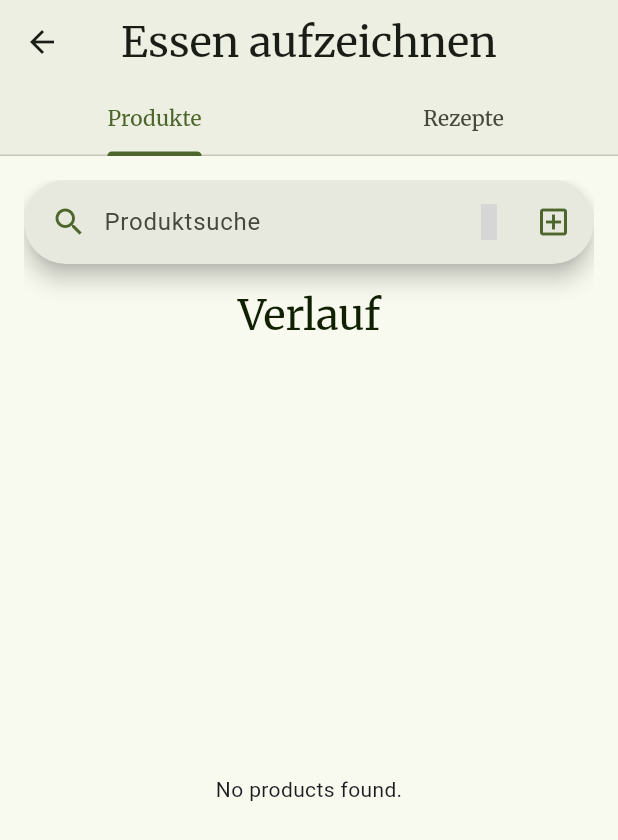
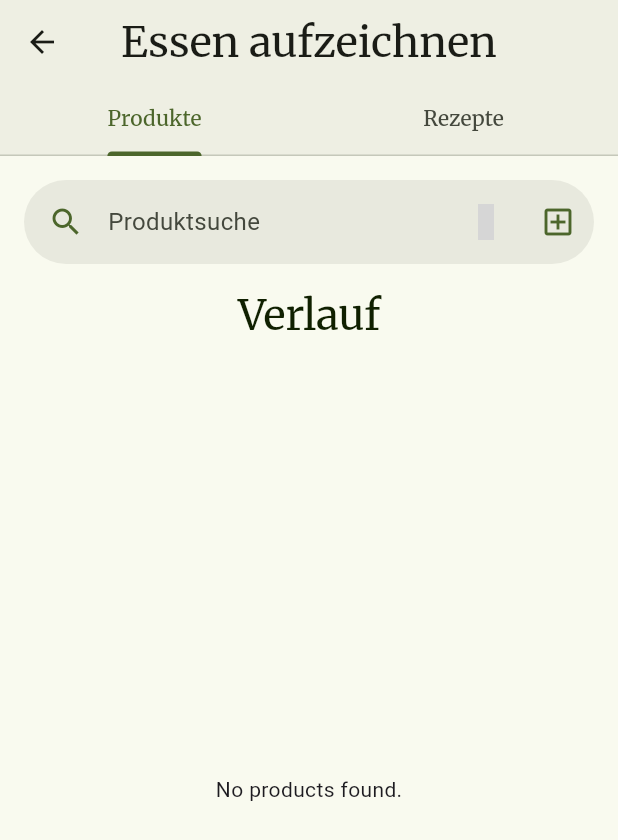
Before and after one commit to Looby72/food_tracker, a Flutter app: the screen it shows after launch, after a tap on the "add" icon, on a phone screen of 412 x 824 dp. Shown: the top 840 px of the screen. Run offline on Flutter 3.47's test engine with Material 3 defaults, Android fonts, the phone set to English and light mode, and no system bars; drawn by our look-alikes of dynamic_color; our stand-ins replace google_fonts, material_symbols_icons, shared_preferences; missing offline and left inert: barcode_scan2, openfoodfacts; generated files the repository leaves out were written again; grey boxes are pictures that could not be loaded.

Commit message:
feature(search-bar): Start building the searchbar view from scratch

```diff
--- a/lib/ui/widgets/search_bar_widget.dart
+++ b/lib/ui/widgets/search_bar_widget.dart
@@ -27,26 +27,78 @@ class _ProductSearchState extends State<ProductSearch> {
     _debouncedSearch = _debounce<Iterable<Product>?, String>(queryByName);
   }
 
+  // @override
+  // Widget build(BuildContext context) {
+  //   return SearchAnchor(
+  //       viewHintText: 'Produktsuche',
+  //       isFullScreen: true,
+  //       builder: (BuildContext context, SearchController controller) {
+  //         return _buildSearchBar(context, controller);
+  //       },
+  //       viewBuilder: (Iterable<Widget> suggestions) {
+  //         return _buildView(suggestions);
+  //       },
+  //       suggestionsBuilder:
+  //           (BuildContext context, SearchController controller) {
+  //         if (controller.text.isNotEmpty) {
+  //           return _getSuggestions(controller);
+  //         } else {
+  //           // we could return a list of recent searches here
+  //           return const <Widget>[];
+  //         }
+  //       });
+  // }
+
   @override
   Widget build(BuildContext context) {
-    return SearchAnchor(
-        viewHintText: 'Produktsuche',
-        isFullScreen: true,
-        builder: (BuildContext context, SearchController controller) {
-          return _buildSearchBar(context, controller);
-        },
-        viewBuilder: (Iterable<Widget> suggestions) {
-          return _buildView(suggestions);
-        },
-        suggestionsBuilder:
-            (BuildContext context, SearchController controller) {
-          if (controller.text.isNotEmpty) {
-            return _getSuggestions(controller);
-          } else {
-            // we could return a list of recent searches here
-            return const <Widget>[];
-          }
-        });
+    return SizedBox(
+        height: 56.0,
+        child: InkWell(
+          borderRadius: BorderRadius.circular(32.0),
+          /*onTap: () {
+          Navigator.pushNamed(context, Routes.search);
+        },*/
+          child: Container(
+              decoration: BoxDecoration(
+                color: Theme.of(context).colorScheme.surfaceContainerHigh,
+                borderRadius: BorderRadius.circular(32.0),
+              ),
+              child: Row(
+                children: [
+                  Expanded(
+                      child: Row(
+                    children: [
+                      Padding(
+                        padding: const EdgeInsets.only(left: 16.0),
+                        child: Icon(Icons.search,
+                            color: Theme.of(context).colorScheme.primary),
+                      ),
+                      Padding(
+                        padding: const EdgeInsets.only(left: 16.0),
+                        child: Text('Produktsuche',
+                            style: TextStyle(
+                                color: Theme.of(context)
+                                    .colorScheme
+                                    .onSurfaceVariant,
+                                fontSize: 16.0)),
+                      ),
+                    ],
+                  )),
+                  Row(
+                    children: [
+                      const BarcodeScannerWidget(),
+                      IconButton(
+                        onPressed: () {
+                          Navigator.pushNamed(context, Routes.createProduct);
+                        },
+                        icon: Icon(Icons.add_box_outlined,
+                            color: Theme.of(context).colorScheme.primary),
+                      ),
+                    ],
+                  )
+                ],
+              )),
+        ));
   }
 
   /// Fetches products from the OpenFoodFacts API by name.
```
